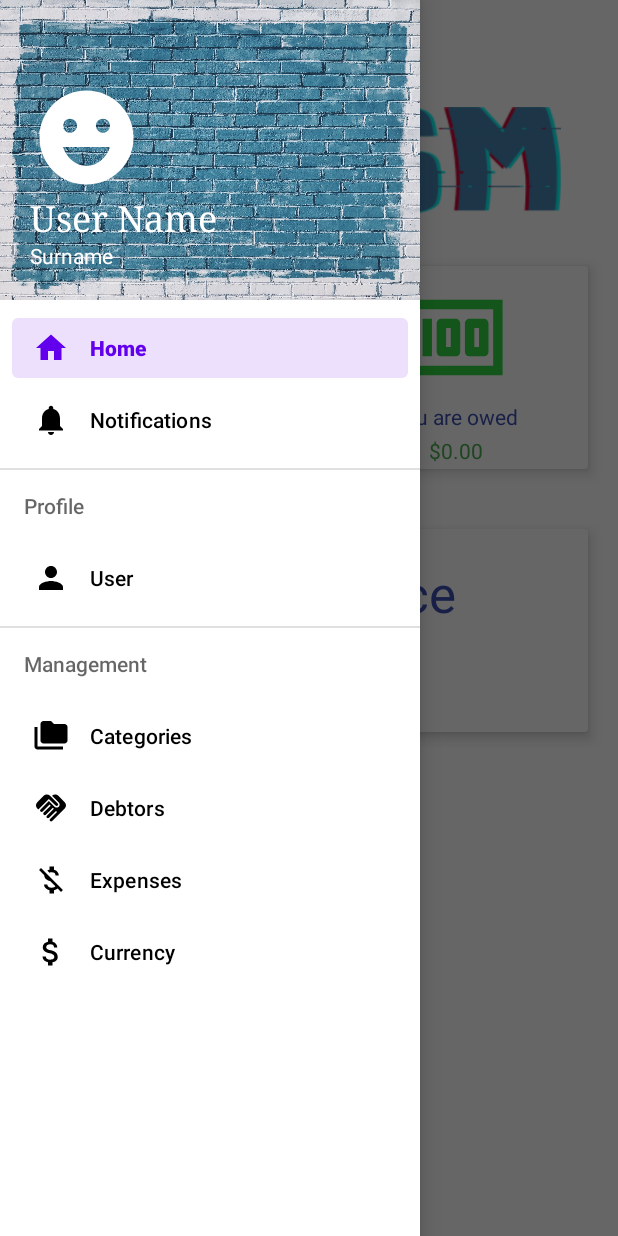
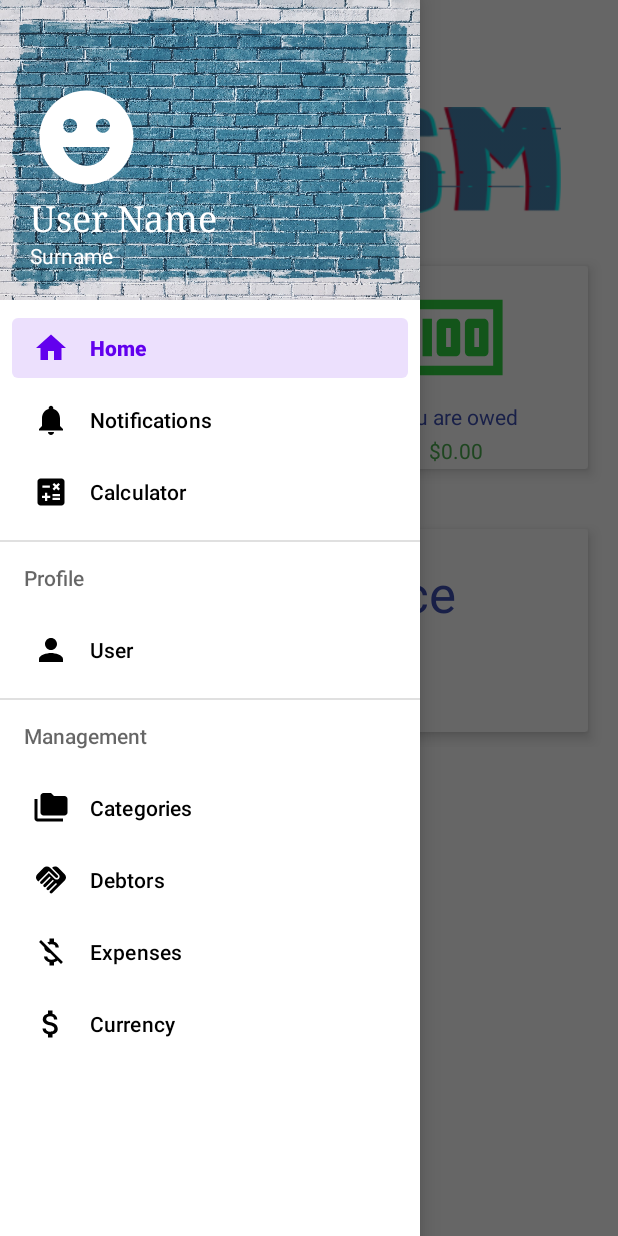
Before and after one commit to BlackRabbitov/ProjektSM, an Android app: the MainActivity screen opened directly, with no data from a screen before it, with the side drawer open, on a phone screen of 412 x 824 dp. Run offline under Robolectric (Android 15) with nearby library versions, the phone set to English and light mode, and no system bars.

Commit message:
Opening Chrome calc from app

```diff
--- a/app/src/main/java/com/michal/projektsm/MainActivity.java
+++ b/app/src/main/java/com/michal/projektsm/MainActivity.java
@@ -9,6 +9,7 @@
 
 import android.content.Intent;
 import android.graphics.drawable.ColorDrawable;
+import android.net.Uri;
 import android.os.Bundle;
 import android.view.MenuItem;
 import android.widget.TextView;
@@ -92,6 +93,15 @@
                 intent = new Intent(MainActivity.this, Profile.class);
                 startActivity(intent);
                 break;
+
+            case R.id.nav_calc:
+                Uri webpage = Uri.parse("https://calc.pl/");
+                intent = new Intent(Intent.ACTION_VIEW, webpage);
+                if(intent != null)
+                {
+                    startActivity(intent);
+                }
+                break;
         }
         drawerLayout.closeDrawer(GravityCompat.START);
         return true;
--- /dev/null
+++ b/app/src/main/res/drawable/calc_icon.xml
@@ -0,0 +1,10 @@
+<vector xmlns:android="http://schemas.android.com/apk/res/android"
+    android:width="24dp"
+    android:height="24dp"
+    android:viewportWidth="24"
+    android:viewportHeight="24"
+    android:tint="?attr/colorControlNormal">
+  <path
+      android:fillColor="@android:color/white"
+      android:pathData="M19,3H5C3.9,3 3,3.9 3,5v14c0,1.1 0.9,2 2,2h14c1.1,0 2,-0.9 2,-2V5C21,3.9 20.1,3 19,3zM13.03,7.06L14.09,6l1.41,1.41L16.91,6l1.06,1.06l-1.41,1.41l1.41,1.41l-1.06,1.06L15.5,9.54l-1.41,1.41l-1.06,-1.06l1.41,-1.41L13.03,7.06zM6.25,7.72h5v1.5h-5V7.72zM11.5,16h-2v2H8v-2H6v-1.5h2v-2h1.5v2h2V16zM18,17.25h-5v-1.5h5V17.25zM18,14.75h-5v-1.5h5V14.75z"/>
+</vector>
--- a/app/src/main/res/menu/main_menu.xml
+++ b/app/src/main/res/menu/main_menu.xml
@@ -10,6 +10,10 @@
             android:id="@+id/nav_notifications"
             android:icon="@drawable/notifications_icon"
             android:title="Notifications" />
+        <item
+            android:id="@+id/nav_calc"
+            android:icon="@drawable/calc_icon"
+            android:title="Calculator" />
     </group>
 
         <item android:title="Profile">
```
